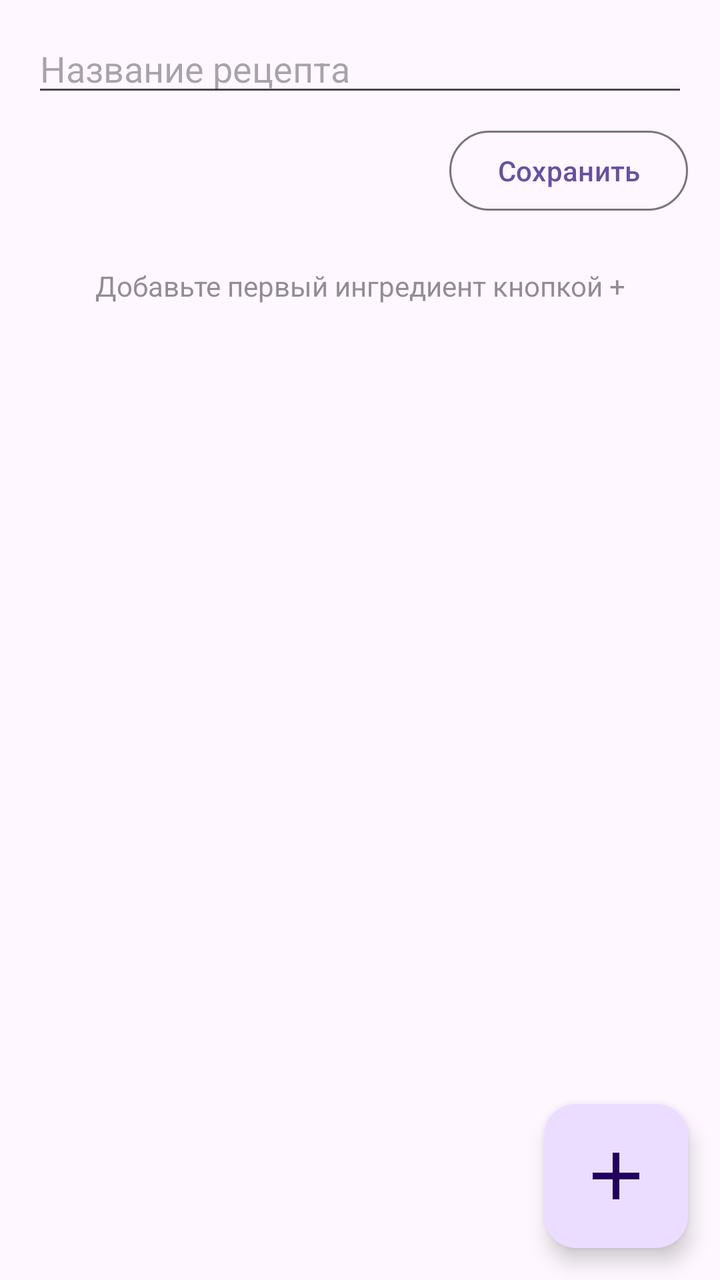
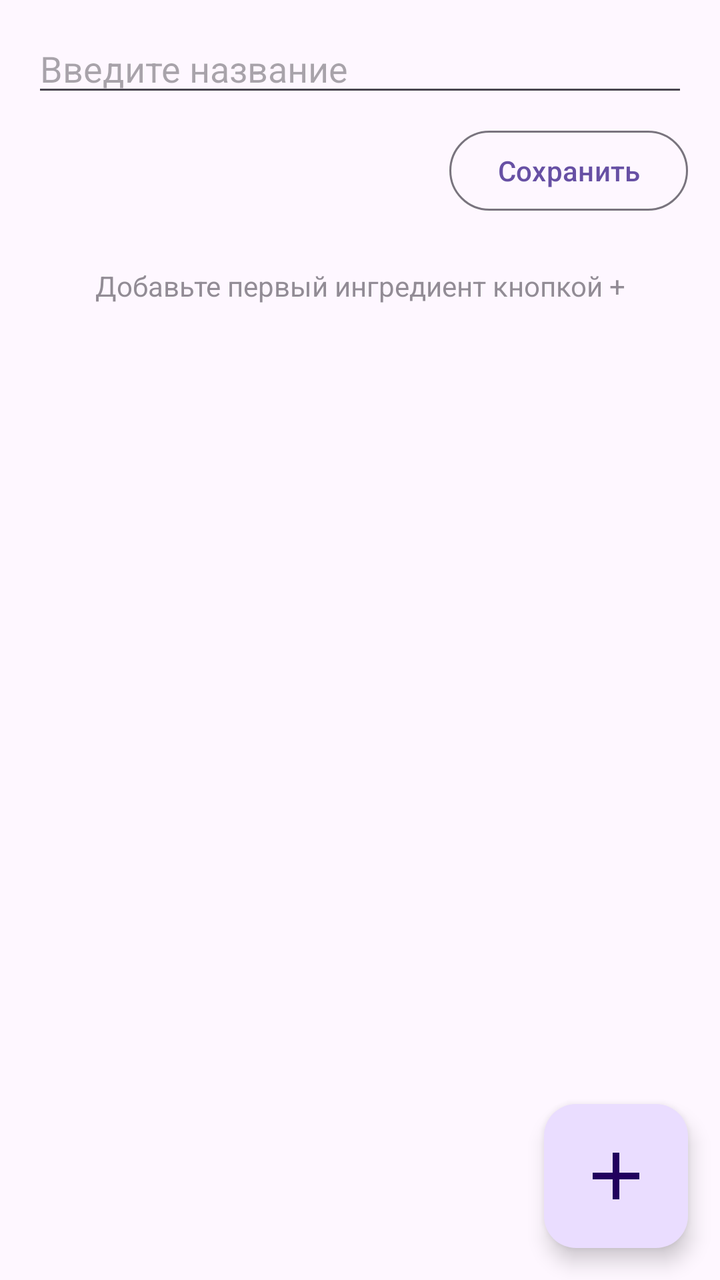

The first picture is an Android layout as it rendered before a commit; the second is the same layout after the commit. The layout source and the unified diff follow.
<!-- AndroidManifest.xml: application theme Theme.CondiCalc -->
<!-- res/layout/activity_add_recipe.xml -->
<?xml version="1.0" encoding="utf-8"?>
<FrameLayout xmlns:android="http://schemas.android.com/apk/res/android"
    xmlns:app="http://schemas.android.com/apk/res-auto"
    android:fitsSystemWindows="true"
    android:layout_width="match_parent"
    android:layout_height="match_parent">

    <LinearLayout
        android:layout_width="match_parent"
        android:layout_height="match_parent"
        android:orientation="vertical"
        android:paddingHorizontal="16dp"
        android:paddingTop="12dp">

        <EditText
            android:id="@+id/recipeNameInput"
            android:layout_width="match_parent"
            android:layout_height="wrap_content"
            android:hint="Название рецепта"
            android:inputType="textCapSentences" />

        <LinearLayout
            android:layout_width="match_parent"
            android:layout_height="wrap_content"
            android:layout_marginTop="8dp"
            android:gravity="center_vertical"
            android:orientation="horizontal">

            <TextView
                android:id="@+id/totalText"
                android:layout_width="0dp"
                android:layout_height="wrap_content"
                android:layout_weight="1"
                android:textAppearance="?attr/textAppearanceTitleMedium" />

            <Button
                android:id="@+id/saveRecipeBtn"
                style="?attr/materialButtonOutlinedStyle"
                android:layout_width="wrap_content"
                android:layout_height="wrap_content"
                android:text="Сохранить" />
        </LinearLayout>

        <TextView
            android:id="@+id/emptyHint"
            android:layout_width="match_parent"
            android:layout_height="wrap_content"
            android:layout_marginTop="24dp"
            android:alpha="0.6"
            android:gravity="center"
            android:text="Добавьте первый ингредиент кнопкой +" />

        <androidx.recyclerview.widget.RecyclerView
            android:id="@+id/ingredientEditList"
            android:layout_width="match_parent"
            android:layout_height="0dp"
            android:layout_marginTop="8dp"
            android:layout_weight="1"
            android:clipToPadding="false"
            android:paddingBottom="88dp" />
    </LinearLayout>

    <com.google.android.material.floatingactionbutton.FloatingActionButton
        android:id="@+id/addIngredientBtn"
        android:layout_width="wrap_content"
        android:layout_height="wrap_content"
        android:layout_gravity="bottom|end"
        android:layout_margin="16dp"
        android:contentDescription="Добавить ингредиент"
        app:fabCustomSize="72dp"
        app:maxImageSize="40dp"
        android:src="@drawable/ic_add" />
</FrameLayout>
<!-- resources referenced by this layout -->
<resources>
  <!-- drawable ic_add (drawable) -->
  <vector xmlns:android="http://schemas.android.com/apk/res/android"
      android:width="24dp"
      android:height="24dp"
      android:viewportWidth="24"
      android:viewportHeight="24">
  
      <path
          android:fillColor="@android:color/white"
          android:pathData="M19,13h-6v6h-2v-6H5v-2h6V5h2v6h6v2Z" />
  </vector>
  <style name="Theme.CondiCalc" parent="Theme.Material3.DayNight.NoActionBar" />
</resources>

<!-- the commit's change to res/layout/activity_add_recipe.xml (unified diff, before → after) -->
@@ -16,7 +16,7 @@
             android:id="@+id/recipeNameInput"
             android:layout_width="match_parent"
             android:layout_height="wrap_content"
-            android:hint="Название рецепта"
+            android:hint="Введите название"
             android:inputType="textCapSentences" />
 
         <LinearLayout
